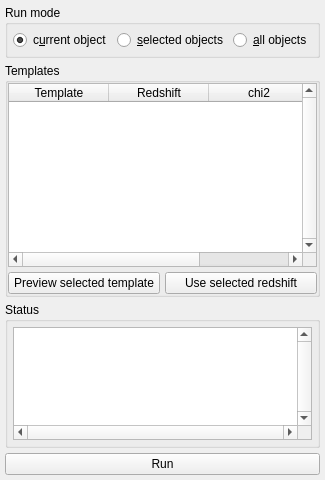
The window that src/redmost/backends/redrock/rrock_tab.ui (mauritiusdadd/redmost) describes before a commit, drawn with Qt 5.
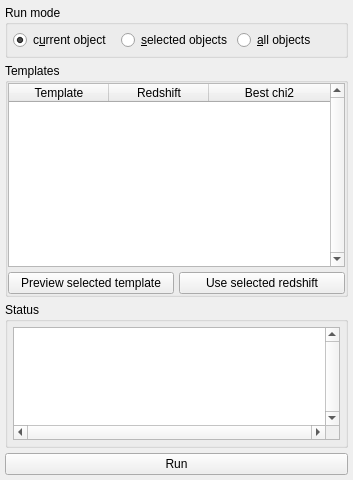
The same window after the commit.

The edit to the form file:
```diff
--- a/src/redmost/backends/redrock/rrock_tab.ui
+++ b/src/redmost/backends/redrock/rrock_tab.ui
@@ -6,7 +6,7 @@
    <rect>
     <x>0</x>
     <y>0</y>
-    <width>320</width>
+    <width>353</width>
     <height>480</height>
    </rect>
   </property>
@@ -130,7 +130,7 @@
         </column>
         <column>
          <property name="text">
-          <string>chi2</string>
+          <string>Best chi2</string>
          </property>
         </column>
        </widget>
```
